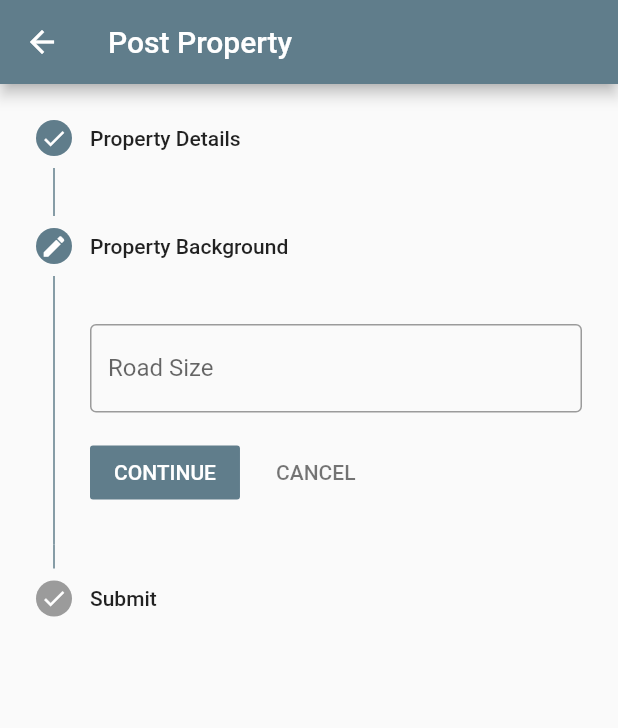
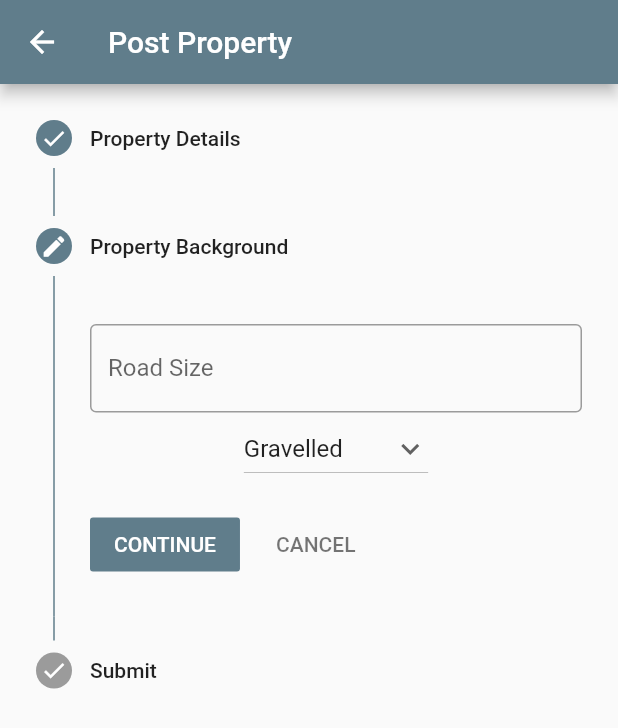
Before and after one commit to Sbdpratik/gharbeti, a Flutter app: the PostProperty screen opened by its route, after a tap on "CONTINUE", on a phone screen of 412 x 824 dp. Shown: the top 728 px of the screen. Run offline on Flutter 3.47's test engine with Material 2 defaults, Android fonts, the light colour scheme and no system bars; our stand-ins replace anim_search_bar, animated_text_kit, carousel_slider, flutter_svg, flutter_vector_icons, get and 1 more; accounts and stored records are empty; network calls fail.

Commit message:
adding road to form

```diff
--- a/gharbeti/lib/screen/post_property/propertypost.dart
+++ b/gharbeti/lib/screen/post_property/propertypost.dart
@@ -11,6 +11,16 @@ class _PostPropertyState extends State<PostProperty> {
   int _activeStepIndex = 0;
   String propertyType = "Residental";
   String propertyCategory = "Room";
+  String defaultRoadType = 'Gravelled';
+
+  // List of items in our dropdown menu
+  var roadType = [
+    'Gravelled',
+    'Soil-stabilized',
+    'Paved',
+    'Blacktopped',
+    'Alley',
+  ];
   TextEditingController propertyTitle = TextEditingController();
   TextEditingController roadSize = TextEditingController();
   TextEditingController roadDist = TextEditingController();
@@ -164,6 +174,28 @@ class _PostPropertyState extends State<PostProperty> {
                       labelText: 'Road Size',
                     ),
                   ),
+                  DropdownButton(
+                    // Initial Value
+                    value: defaultRoadType,
+
+                    // Down Arrow Icon
+                    icon: const Icon(Icons.keyboard_arrow_down),
+
+                    // Array list of items
+                    items: roadType.map((String items) {
+                      return DropdownMenuItem(
+                        value: items,
+                        child: Text(items),
+                      );
+                    }).toList(),
+                    // After selecting the desired option,it will
+                    // change button value to selected value
+                    onChanged: (String? newValue) {
+                      setState(() {
+                        defaultRoadType = newValue!;
+                      });
+                    },
+                  ),
                 ],
               ),
             )),
@@ -181,6 +213,7 @@ class _PostPropertyState extends State<PostProperty> {
                 Text('Property Title: ${propertyTitle.text}'),
                 Text('Address : ${address.text}'),
                 Text('Road Size : ${roadSize.text}'),
+                Text('Road Type : ${defaultRoadType}'),
               ],
             )))
       ];
```
